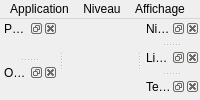
Qt form Source/Elements/UI/MainWindow.ui (azertval/ProjectGaming) before a commit.
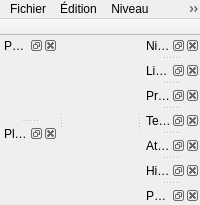
The same form after that commit.

Patch:
```diff
--- a/Source/Elements/UI/MainWindow.ui
+++ b/Source/Elements/UI/MainWindow.ui
@@ -5,13 +5,34 @@
   <property name="dockNestingEnabled"><bool>true</bool></property>
   <!-- Widget central : simple hôte, remplacé en code par le QStackedWidget (menu/options/viewport). -->
   <widget class="QWidget" name="centralHost"/>
+
+  <!-- Barres d'outils : declarees ici (LOT-68) plutot que construites en code. Une seule est
+       visible a la fois, selon l'espace de travail actif (hmi::dressingForWorkspace). -->
+  <widget class="QToolBar" name="EditorToolBar">
+   <property name="movable"><bool>false</bool></property>
+   <attribute name="toolBarArea"><enum>TopToolBarArea</enum></attribute>
+   <attribute name="toolBarBreak"><bool>false</bool></attribute>
+  </widget>
+  <widget class="QToolBar" name="PixelToolBar">
+   <property name="movable"><bool>false</bool></property>
+   <attribute name="toolBarArea"><enum>TopToolBarArea</enum></attribute>
+   <attribute name="toolBarBreak"><bool>false</bool></attribute>
+  </widget>
+
   <widget class="QMenuBar" name="menubar">
-   <widget class="QMenu" name="appMenu">
-    <property name="title"><string>Application</string></property>
+   <widget class="QMenu" name="fileMenu">
+    <property name="title"><string>Fichier</string></property>
+    <!-- Enregistrer, Renommer : inseres en code depuis le catalogue, avant actResize. -->
+    <addaction name="actResize"/>
+    <addaction name="separator"/>
     <addaction name="actMainMenu"/>
     <addaction name="separator"/>
     <addaction name="actQuit"/>
    </widget>
+   <widget class="QMenu" name="editMenu">
+    <property name="title"><string>Édition</string></property>
+    <!-- Annuler, Refaire, Copier, Coller : inseres en code depuis le catalogue. -->
+   </widget>
    <widget class="QMenu" name="levelMenu">
     <property name="title"><string>Niveau</string></property>
     <addaction name="actSave"/>
@@ -20,12 +41,68 @@
    </widget>
    <widget class="QMenu" name="viewMenu">
     <property name="title"><string>Affichage</string></property>
-    <!-- Les bascules de visibilité des docks sont ajoutées en code (dynamiques). -->
+    <!-- Recadrer, Grille, Mode de rendu : inseres en code, avant les sous-menus. -->
+    <addaction name="separator"/>
+    <addaction name="workspaceMenu"/>
+    <addaction name="layersMenu"/>
+    <addaction name="panelsMenu"/>
+    <addaction name="themeMenu"/>
+   </widget>
+   <widget class="QMenu" name="workshopMenu">
+    <property name="title"><string>Atelier</string></property>
+    <!-- Ouvrir/Nouveau/Enregistrer/Enregistrer sous, miroirs et rotations : inseres en code.
+         Ce menu n'existe que dans l'espace « Atelier pixel art ». -->
+   </widget>
+   <widget class="QMenu" name="helpMenu">
+    <property name="title"><string>Aide</string></property>
+    <!-- Aperçu des raccourcis : insere en code depuis le catalogue. -->
+   </widget>
+
+   <!-- Sous-menu Espace de travail : trois entrees exclusives depuis le LOT-69 (mode creation).
+        Le selecteur vit ICI et nulle part ailleurs (EX-IHM-062) ; le mettre aussi en barre
+        d'outils y remettrait des boutons que le LOT-68 vient d'en retirer. -->
+   <widget class="QMenu" name="workspaceMenu">
+    <property name="title"><string>Espace de travail</string></property>
+    <addaction name="actWorkspaceLevel"/>
+    <addaction name="actWorkspacePlanes"/>
+    <addaction name="actWorkspacePixelArt"/>
+   </widget>
+   <!-- Sous-menu Calques : les sept actions suivent l'ORDRE DE DESSIN (hmi::RenderLayer,
+        EX-REN-014). Elles sont declarees ici, mais leur connexion au viewport est derivee de
+        l'enumeration, jamais recopiee. -->
+   <widget class="QMenu" name="layersMenu">
+    <property name="title"><string>Calques</string></property>
+    <addaction name="actLayerBackground"/>
+    <addaction name="actLayerPlaneBehind"/>
+    <addaction name="actLayerShadow"/>
+    <addaction name="actLayerTileSkin"/>
+    <addaction name="actLayerObjects"/>
+    <addaction name="actLayerPlayer"/>
+    <addaction name="actLayerPlaneFront"/>
+    <addaction name="separator"/>
+    <addaction name="actShowAllLayers"/>
+   </widget>
+   <!-- Sous-menu Panneaux : les bascules de visibilite des docks sont ajoutees en code
+        (toggleViewAction, dynamiques et propres a l'espace actif). -->
+   <widget class="QMenu" name="panelsMenu">
+    <property name="title"><string>Panneaux</string></property>
+    <addaction name="separator"/>
+    <addaction name="actFollowActiveTool"/>
     <addaction name="actResetLayout"/>
    </widget>
-   <addaction name="appMenu"/>
+   <widget class="QMenu" name="themeMenu">
+    <property name="title"><string>Thème</string></property>
+    <addaction name="actThemeSystem"/>
+    <addaction name="actThemeLight"/>
+    <addaction name="actThemeDark"/>
+   </widget>
+
+   <addaction name="fileMenu"/>
+   <addaction name="editMenu"/>
    <addaction name="levelMenu"/>
    <addaction name="viewMenu"/>
+   <addaction name="workshopMenu"/>
+   <addaction name="helpMenu"/>
   </widget>
   <!-- Panneaux dockables : coquilles nommées (objectName stable pour la persistance QSettings) ;
        leur contenu (arbre de palette, outils, navigateur) est branché en code (setWidget). -->
@@ -34,8 +111,8 @@
    <attribute name="dockWidgetArea"><number>1</number></attribute>
    <widget class="QWidget" name="paletteContents"/>
   </widget>
-  <widget class="QDockWidget" name="ToolPanel">
-   <property name="windowTitle"><string>Outils</string></property>
+  <widget class="QDockWidget" name="PlanesPanel">
+   <property name="windowTitle"><string>Plans</string></property>
    <attribute name="dockWidgetArea"><number>1</number></attribute>
    <widget class="QWidget" name="toolContents"/>
   </widget>
@@ -49,11 +126,35 @@
    <attribute name="dockWidgetArea"><number>2</number></attribute>
    <widget class="QWidget" name="linksContents"/>
   </widget>
+  <widget class="QDockWidget" name="PropertiesPanel">
+   <property name="windowTitle"><string>Propriétés</string></property>
+   <attribute name="dockWidgetArea"><number>2</number></attribute>
+   <widget class="QWidget" name="propertiesContents"/>
+  </widget>
   <widget class="QDockWidget" name="TexturesPanel">
    <property name="windowTitle"><string>Textures</string></property>
    <attribute name="dockWidgetArea"><number>2</number></attribute>
    <widget class="QWidget" name="texturesContents"/>
   </widget>
+  <!-- Atelier pixel art (LOT-54 TACHE-04) : canevas et historique visuel. Depuis le LOT-68, ces
+       trois docks appartiennent a l'espace « Atelier pixel art » et ne sont plus tabifies avec les
+       panneaux d'edition de niveau — on ne melange plus deux domaines dans la meme pile. -->
+  <widget class="QDockWidget" name="PixelCanvasPanel">
+   <property name="windowTitle"><string>Atelier</string></property>
+   <attribute name="dockWidgetArea"><number>2</number></attribute>
+   <widget class="QWidget" name="pixelCanvasContents"/>
+  </widget>
+  <widget class="QDockWidget" name="PixelHistoryPanel">
+   <property name="windowTitle"><string>Historique de l'atelier</string></property>
+   <attribute name="dockWidgetArea"><number>2</number></attribute>
+   <widget class="QWidget" name="pixelHistoryContents"/>
+  </widget>
+  <widget class="QDockWidget" name="PixelPalettePanel">
+   <property name="windowTitle"><string>Palette</string></property>
+   <attribute name="dockWidgetArea"><number>2</number></attribute>
+   <widget class="QWidget" name="pixelPaletteContents"/>
+  </widget>
+
   <action name="actMainMenu"><property name="text"><string>Menu principal</string></property></action>
   <action name="actQuit"><property name="text"><string>Quitter</string></property></action>
   <action name="actSave"><property name="text"><string>Enregistrer (Ctrl+S)</string></property></action>
```
Left out of the diff: 89 changed lines with no effect on the pictures.
